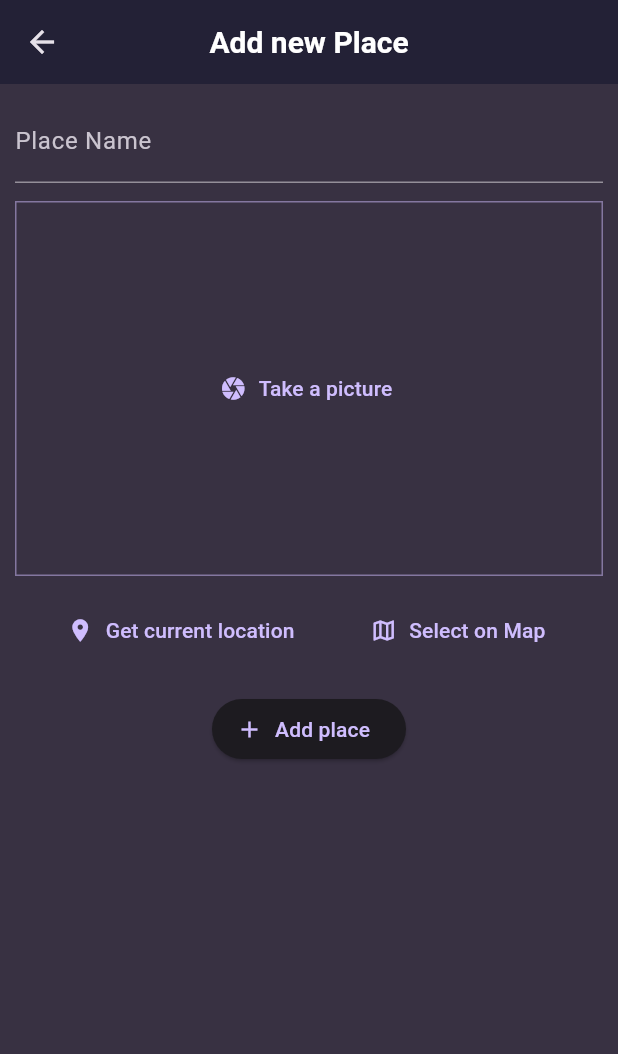
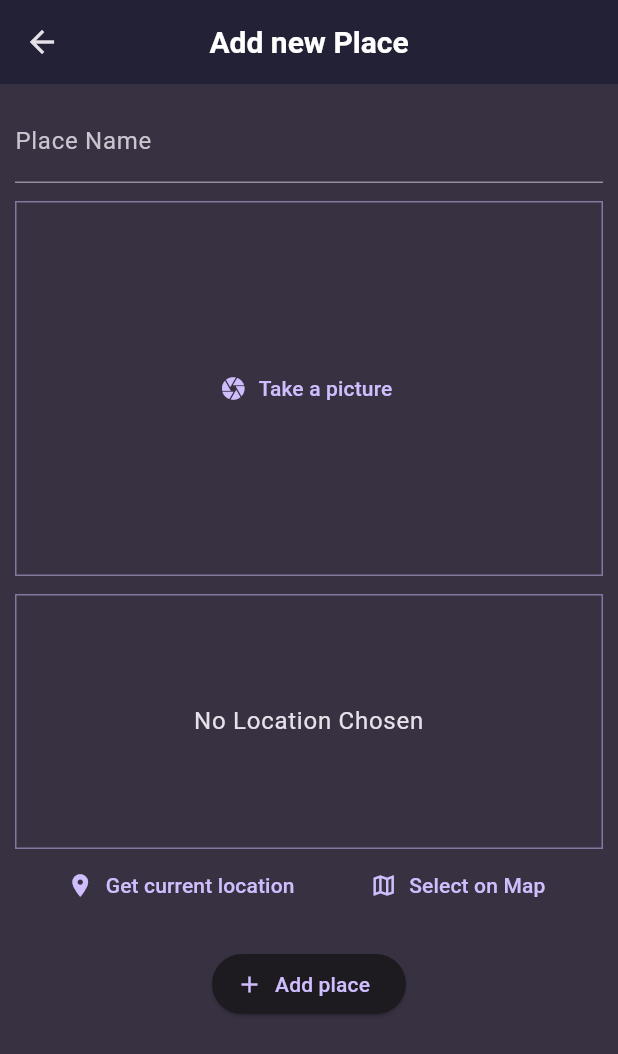
Before and after one commit to malhaq/places_app, a Flutter app: the screen it shows after launch, after a tap on the "add" icon, on a phone screen of 412 x 824 dp. Shown: the top 1054 px of the screen. Run offline on Flutter 3.47's test engine with Material 3 defaults, Android fonts, the phone set to English and light mode, and no system bars; our stand-ins replace flutter_dotenv, flutter_riverpod, google_fonts, image_picker, location, permission_handler.

Commit message:
current location button working & new api call to google maps

```diff
--- a/lib/main.dart
+++ b/lib/main.dart
@@ -1,4 +1,5 @@
 import 'package:flutter/material.dart';
+import 'package:flutter_dotenv/flutter_dotenv.dart';
 import 'package:flutter_riverpod/flutter_riverpod.dart';
 import 'package:google_fonts/google_fonts.dart';
 import 'package:places_app/screens/place.dart';
@@ -35,7 +36,8 @@ final theme = ThemeData().copyWith(
   ),
 );
 
-void main() {
+Future<void> main() async {
+  await dotenv.load(fileName: ".env");
   runApp(
     const ProviderScope(
       child: MyApp(),
--- a/lib/model/place.dart
+++ b/lib/model/place.dart
@@ -2,9 +2,27 @@ import 'package:uuid/uuid.dart';
 import 'dart:io';
 
 const uuid = Uuid();
+
+class PlaceLocation {
+  const PlaceLocation({
+    required this.latitude,
+    required this.longitude,
+    required this.address,
+  });
+
+  final double latitude;
+  final double longitude;
+  final String address;
+}
+
 class Place {
-  Place({required this.title,required this.image}) : id = uuid.v4();
+  Place({
+    required this.title,
+    required this.image,
+    required this.location,
+  }) : id = uuid.v4();
   final String id;
   final String title;
   final File image;
+  final PlaceLocation location;
 }
--- a/lib/widgets/location_input.dart
+++ b/lib/widgets/location_input.dart
@@ -1,4 +1,10 @@
+import 'dart:convert';
+
 import 'package:flutter/material.dart';
+import 'package:location/location.dart';
+import 'package:http/http.dart' as http;
+import 'package:flutter_dotenv/flutter_dotenv.dart';
+import 'package:places_app/model/place.dart';
 
 class LocationInput extends StatefulWidget {
   const LocationInput({super.key});
@@ -10,26 +16,94 @@ class LocationInput extends StatefulWidget {
 }
 
 class _LocationInputState extends State<LocationInput> {
+  PlaceLocation? _pickedLocation;
+  var _gettingLocation = false;
+
+  void _getCurrentLocation() async {
+    Location location = Location();
+
+    bool serviceEnabled;
+    PermissionStatus permissionGranted;
+    LocationData locationData;
+
+    serviceEnabled = await location.serviceEnabled();
+    if (!serviceEnabled) {
+      serviceEnabled = await location.requestService();
+      if (!serviceEnabled) {
+        return;
+      }
+    }
+
+    permissionGranted = await location.hasPermission();
+    if (permissionGranted == PermissionStatus.denied) {
+      permissionGranted = await location.requestPermission();
+      if (permissionGranted != PermissionStatus.granted) {
+        return;
+      }
+    }
+
+    setState(() {
+      _gettingLocation = true;
+    });
+
+    locationData = await location.getLocation();
+
+    final lat = locationData.latitude;
+    final lng = locationData.longitude;
+
+    if(lat == null||lng == null){
+      return;
+    }
+
+    final url = Uri.parse(
+        'https://maps.googleapis.com/maps/api/geocode/json?latlng=$lat,$lng&key=${dotenv.env['GOOGLE_MAPS_API_KEY']}');
+    final res = await http.get(url);
+    final resData = json.decode(res.body);
+    final address = resData['results'][0]['formatted_address'];
+    setState(() {
+      _pickedLocation = PlaceLocation(address: address, latitude: lat, longitude: lng);
+      _gettingLocation = false;
+    });
+
+  }
+
   @override
   Widget build(BuildContext context) {
+    Widget content = Text(
+      'No Location Chosen',
+      style: Theme.of(context).textTheme.bodyLarge!.copyWith(
+            color: Theme.of(context).colorScheme.onSurface,
+          ),
+      textAlign: TextAlign.center,
+    );
+    if (_gettingLocation) {
+      content = const CircularProgressIndicator();
+    }
+
     return Column(
       children: [
-        Container(),
+        Container(
+          alignment: Alignment.center,
+          width: double.infinity,
+          height: 170,
+          decoration: BoxDecoration(
+            border: Border.all(
+                width: 1,
+                color: Theme.of(context).colorScheme.primary.withOpacity(0.5)),
+          ),
+          child: content,
+        ),
         Row(
           mainAxisAlignment: MainAxisAlignment.spaceEvenly,
           children: [
             TextButton.icon(
               icon: const Icon(Icons.location_on),
-              onPressed: () {
-
-              },
+              onPressed: _getCurrentLocation,
               label: const Text('Get current location'),
             ),
             TextButton.icon(
               icon: const Icon(Icons.map_outlined),
-              onPressed: () {
-
-              },
+              onPressed: () {},
               label: const Text('Select on Map'),
             ),
           ],
--- a/pubspec.yaml
+++ b/pubspec.yaml
@@ -9,8 +9,10 @@ environment:
 dependencies:
   flutter:
     sdk: flutter
+  flutter_dotenv: ^5.2.1
   flutter_riverpod: ^2.6.1
   google_fonts: ^6.2.1
+  http: ^1.2.2
   image_picker: ^1.1.2
   location: ^7.0.1
   permission_handler: ^11.3.1
```
Also changed, not shown: pubspec.lock, 1 other file.
